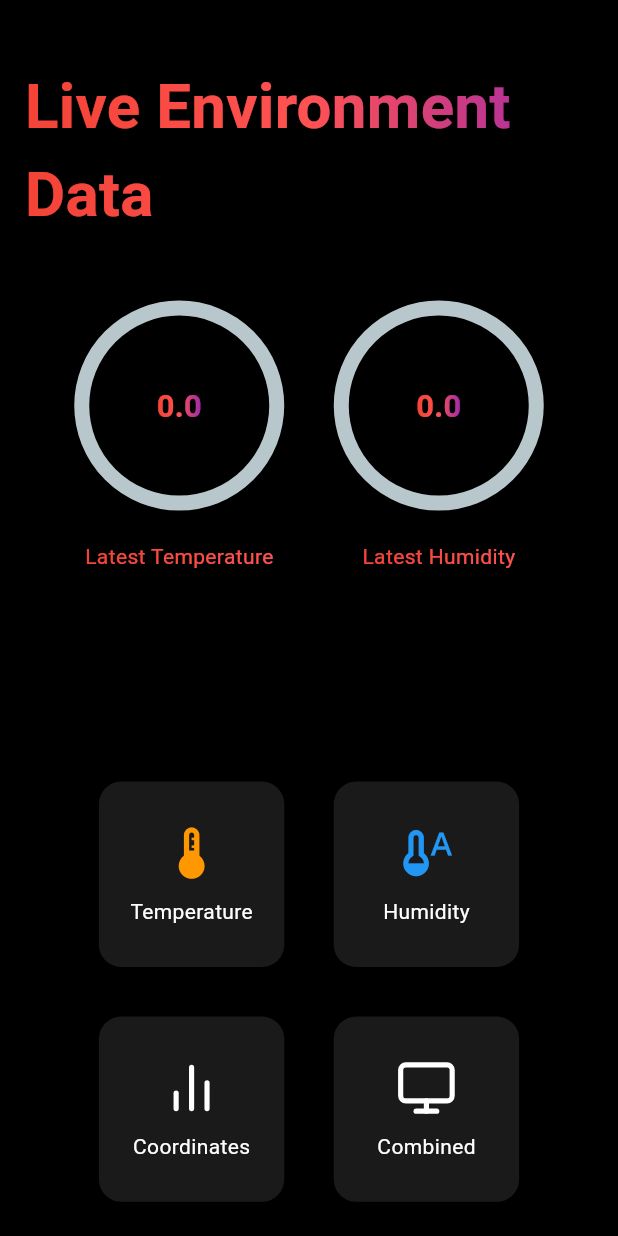
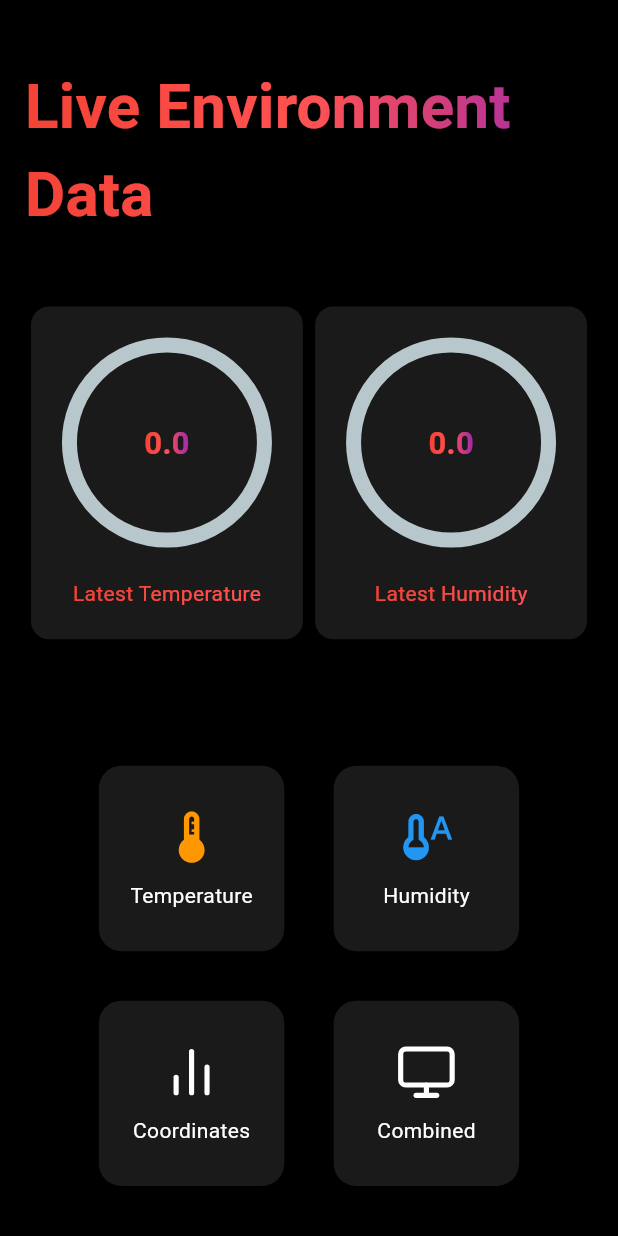
Before and after one commit to Utkarsh4517/iot-sql, a Flutter app: the screen it shows after launch, on a phone screen of 412 x 824 dp. Run offline on Flutter 3.47's test engine with Material 2 defaults, Android fonts, the phone set to English and light mode, and no system bars; drawn by our look-alikes of percent_indicator, simple_gradient_text; our stand-ins replace feather_icons, fl_chart, top_snackbar_flutter; missing offline and left inert: mysql1; Roboto replaces fonts that are missing (Lexend).

Commit message:
added beautiful ui changes

```diff
--- a/lib/homepage.dart
+++ b/lib/homepage.dart
@@ -8,6 +8,7 @@ import 'package:sqltest/components/coordinates.dart';
 import 'package:sqltest/components/graph_containers.dart';
 import 'package:sqltest/components/humidity.dart';
 import 'package:sqltest/components/temperature.dart';
+import 'package:sqltest/constants/colors.dart';
 import 'package:sqltest/server.dart';
 
 class HomePage extends StatefulWidget {
@@ -72,6 +73,7 @@ class _HomePageState extends State<HomePage> {
     return Scaffold(
       backgroundColor: Colors.black,
       body: SafeArea(
+        child: SingleChildScrollView(
           child: Column(
             children: [
               SizedBox(height: screenWidth * 0.1),
@@ -92,7 +94,11 @@ class _HomePageState extends State<HomePage> {
                 child: Row(
                   mainAxisAlignment: MainAxisAlignment.spaceEvenly,
                   children: [
-                  Column(
+                    Card(
+                      color: darkGreyColor,
+                      child: Padding(
+                        padding: EdgeInsets.all(screenWidth * 0.05),
+                        child: Column(
                           children: [
                             CircularPercentIndicator(
                               radius: 70,
@@ -100,20 +106,35 @@ class _HomePageState extends State<HomePage> {
                               percent: latestTemp / 100,
                               progressColor: Colors.blue,
                               animation: true,
-                        center: GradientText('$latestTemp', colors: const [
+                              center: GradientText(
+                                '$latestTemp',
+                                colors: const [
                                   Colors.red,
                                   Colors.redAccent,
                                   Colors.purple
-                        ], style: TextStyle(fontSize: screenWidth * 0.05, fontWeight: FontWeight.bold),),
+                                ],
+                                style: TextStyle(
+                                    fontSize: screenWidth * 0.05,
+                                    fontWeight: FontWeight.bold),
+                              ),
                             ),
                             SizedBox(height: screenWidth * 0.05),
-                      GradientText('Latest Temperature', colors: const [
+                            GradientText(
+                              'Latest Temperature',
+                              colors: const [
                                 Colors.red,
                                 Colors.redAccent,
-                      ], )
+                              ],
+                            )
                           ],
                         ),
-                  Column(
+                      ),
+                    ),
+                    Card(
+                      color: darkGreyColor,
+                      child: Padding(
+                        padding: EdgeInsets.all(screenWidth * 0.05),
+                        child: Column(
                           children: [
                             CircularPercentIndicator(
                               radius: 70,
@@ -121,11 +142,17 @@ class _HomePageState extends State<HomePage> {
                               percent: latestHumidity / 100,
                               progressColor: Colors.blueAccent,
                               animation: true,
-                        center: GradientText('$latestHumidity', colors: const [
+                              center: GradientText(
+                                '$latestHumidity',
+                                colors: const [
                                   Colors.red,
                                   Colors.redAccent,
                                   Colors.purple
-                        ], style: TextStyle(fontSize: screenWidth * 0.05, fontWeight: FontWeight.bold),),
+                                ],
+                                style: TextStyle(
+                                    fontSize: screenWidth * 0.05,
+                                    fontWeight: FontWeight.bold),
+                              ),
                             ),
                             SizedBox(height: screenWidth * 0.05),
                             GradientText('Latest Humidity', colors: const [
@@ -133,11 +160,13 @@ class _HomePageState extends State<HomePage> {
                               Colors.redAccent,
                             ])
                           ],
+                        ),
+                      ),
                     )
                   ],
                 ),
               ),
-            SizedBox(height: screenWidth * 0.2),
+              SizedBox(height: screenWidth * 0.055),
               const Wrap(
                 children: [
                   GraphContainer(
@@ -165,6 +194,7 @@ class _HomePageState extends State<HomePage> {
             ],
           ),
         ),
+      ),
     );
   }
 }
--- a/pubspec.yaml
+++ b/pubspec.yaml
@@ -41,6 +41,7 @@ dependencies:
   simple_gradient_text: ^1.2.4
   feather_icons: ^1.2.0
   percent_indicator: ^4.2.3
+  top_snackbar_flutter: ^3.1.0
 
 dev_dependencies:
   flutter_test:
```
Also changed, not shown: lib/components/combined.dart (+28 -4 lines), lib/components/coordinates.dart (+27 -2 lines), lib/components/humidity.dart (+27 -2 lines), lib/components/temperature.dart (+28 -2 lines), pubspec.lock. Lines whose indentation alone changed are shown as unchanged.
